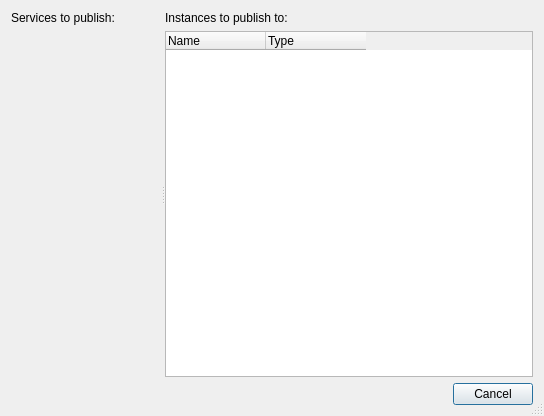
The window that src/publishdialog/publishdialog.ui (cityofaustin/ags-service-publisher-gui) describes before a commit, drawn with Qt 5.
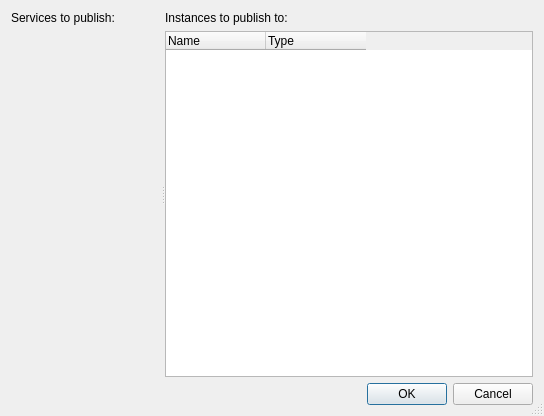
The same window after the commit. Custom widgets are drawn as their Qt base class.

Diff of the .ui file:
```diff
--- a/src/publishdialog/publishdialog.ui
+++ b/src/publishdialog/publishdialog.ui
@@ -100,7 +100,7 @@
       <enum>Qt::Horizontal</enum>
      </property>
      <property name="standardButtons">
-      <set>QDialogButtonBox::Cancel</set>
+      <set>QDialogButtonBox::Cancel|QDialogButtonBox::Ok</set>
      </property>
     </widget>
    </item>
```
Left out of the diff: 10 changed lines with no effect on the pictures.
